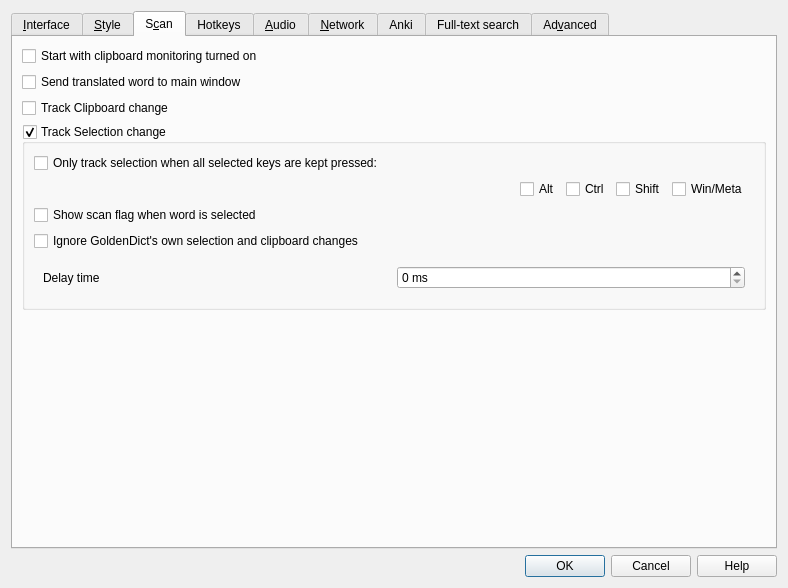
Above: src/ui/preferences.ui from xiaoyifang/goldendict-ng before the change. Below: the same form after it.
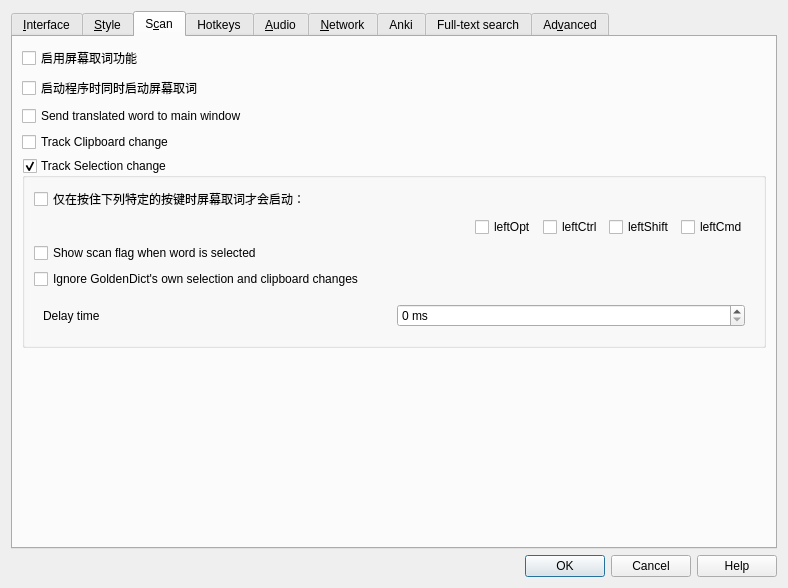
That is the form after the change. The open tabs and pages were chosen to show the change. Icons and pictures are not drawn.

Commit message: macOS: add mouse-over screen word capture

```diff
--- a/src/ui/preferences.ui
+++ b/src/ui/preferences.ui
@@ -638,13 +638,23 @@
        <string>S&amp;can</string>
       </attribute>
       <layout class="QVBoxLayout" name="verticalLayout_10">
+       <item>
+        <widget class="QCheckBox" name="enableMouseOverCapture">
+         <property name="toolTip">
+          <string>Enables mouse-over word capture. When the mouse hovers over text, the word under cursor will be detected and translated. Uses Accessibility API or ScreenCapture+OCR fallback.</string>
+         </property>
+         <property name="text">
+          <string>启用屏幕取词功能</string>
+         </property>
+        </widget>
+       </item>
        <item>
         <widget class="QCheckBox" name="startWithScanPopupOn">
          <property name="toolTip">
           <string>Chooses whether the clipboard monitoring will be turned on by default at the program's startup.</string>
          </property>
          <property name="text">
-          <string>Start with clipboard monitoring turned on</string>
+          <string>启动程序时同时启动屏幕取词</string>
          </property>
         </widget>
        </item>
@@ -687,7 +697,7 @@
 in the pressed state when the word selection changes.</string>
             </property>
             <property name="text">
-             <string>Only track selection when all selected keys are kept pressed:</string>
+             <string>仅在按住下列特定的按键时屏幕取词才会启动：</string>
             </property>
            </widget>
           </item>
@@ -738,7 +748,7 @@
                     <string>Alt key</string>
                    </property>
                    <property name="text">
-                    <string notr="true">Alt</string>
+                    <string notr="true">leftOpt</string>
                    </property>
                   </widget>
                  </item>
@@ -748,7 +758,7 @@
                     <string>Ctrl key</string>
                    </property>
                    <property name="text">
-                    <string notr="true">Ctrl</string>
+                    <string notr="true">leftCtrl</string>
                    </property>
                   </widget>
                  </item>
@@ -758,7 +768,7 @@
                     <string>Shift key</string>
                    </property>
                    <property name="text">
-                    <string notr="true">Shift</string>
+                    <string notr="true">leftShift</string>
                    </property>
                   </widget>
                  </item>
@@ -768,7 +778,7 @@
                     <string>Windows key or Meta key</string>
                    </property>
                    <property name="text">
-                    <string notr="true">Win/Meta</string>
+                    <string notr="true">leftCmd</string>
                    </property>
                   </widget>
                  </item>
```
Left out of the diff: 10 changed lines with no effect on the pictures. The commit also changes 11 other files.
